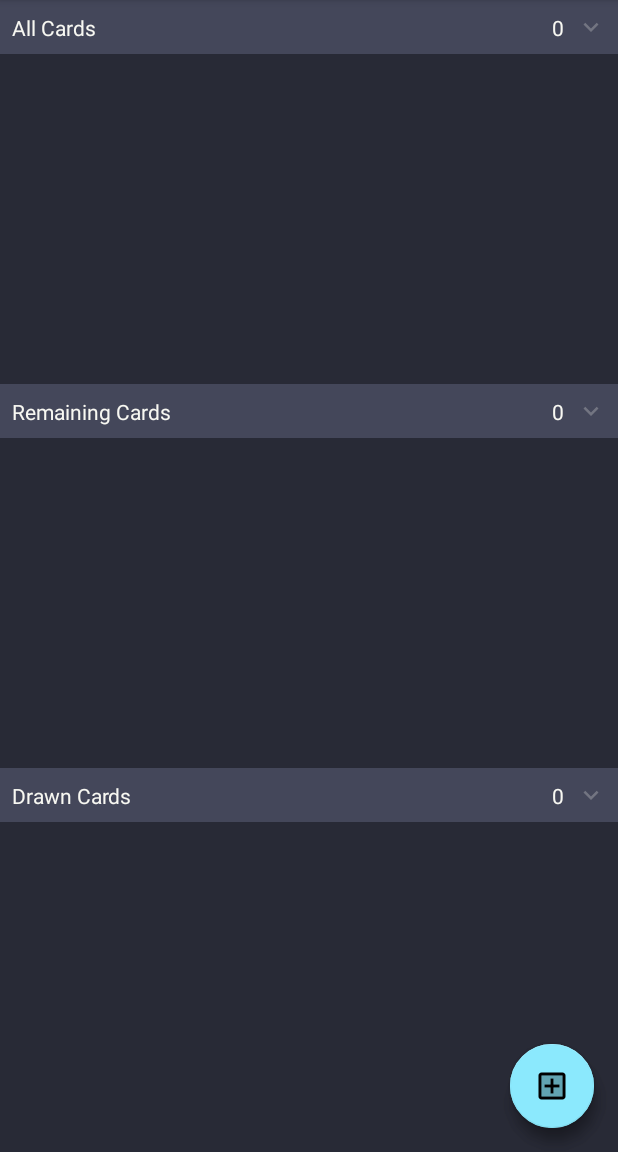
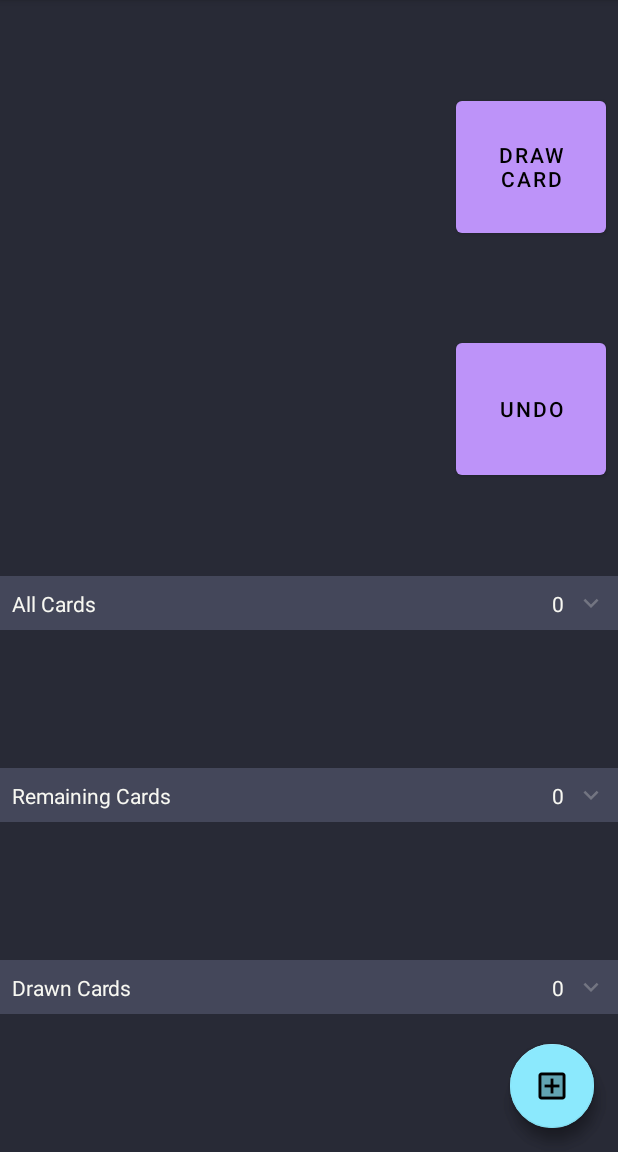
Before and after one commit to KatieBarnett/CustomDeckBuilder, an Android app: the fragment DeckFragment placed in its activity, on a phone screen of 412 x 824 dp, the part 84-1236 px from its top. Run offline under Robolectric (Android 15) with nearby library versions, the phone set to English and light mode, and no system bars; our stand-ins replace Dagger/Hilt's generated code, data binding, navigation-ui; libraries missing offline, so code that uses them is left out: me.tatarka.bindingcollectionadapter2; 21 statements that could not run were skipped.

Commit message:
Added draw and undo draw card functionality

```diff
--- a/app/src/main/java/dev/katiebarnett/decktagram/presentation/CameraDialogFragment.kt
+++ b/app/src/main/java/dev/katiebarnett/decktagram/presentation/CameraDialogFragment.kt
@@ -26,13 +26,11 @@ import androidx.databinding.DataBindingUtil
 import androidx.fragment.app.DialogFragment
 import androidx.fragment.app.viewModels
 import androidx.lifecycle.lifecycleScope
-import androidx.navigation.fragment.findNavController
 import com.google.android.material.snackbar.Snackbar
 import dagger.hilt.android.AndroidEntryPoint
 import dev.katiebarnett.decktagram.R
 import dev.katiebarnett.decktagram.databinding.CameraDialogFragmentBinding
 import kotlinx.coroutines.launch
-import java.lang.RuntimeException
 import java.util.concurrent.ExecutorService
 import java.util.concurrent.Executors
 
--- a/app/src/main/java/dev/katiebarnett/decktagram/presentation/DeckFragment.kt
+++ b/app/src/main/java/dev/katiebarnett/decktagram/presentation/DeckFragment.kt
@@ -86,6 +86,14 @@ class DeckFragment : Fragment() {
             }
         })
 
+        binding.drawCardButton.setOnClickListener {
+            viewModel.drawCard()
+        }
+
+        binding.undoButton.setOnClickListener {
+            viewModel.undoDrawCard()
+        }
+
         binding.allCards.root.setOnClickListener {
             viewModel.displayState.value = if (viewModel.displayState.value != DeckViewModel.DeckDisplayState.ALL_CARDS) {
                 DeckViewModel.DeckDisplayState.ALL_CARDS
--- a/app/src/main/java/dev/katiebarnett/decktagram/presentation/DeckViewModel.kt
+++ b/app/src/main/java/dev/katiebarnett/decktagram/presentation/DeckViewModel.kt
@@ -1,12 +1,10 @@
 package dev.katiebarnett.decktagram.presentation
 
 import androidx.lifecycle.*
-import com.google.firebase.crashlytics.FirebaseCrashlytics
 import dagger.hilt.android.lifecycle.HiltViewModel
 import dev.katiebarnett.decktagram.data.repositories.GameRepository
 import dev.katiebarnett.decktagram.models.Card
 import dev.katiebarnett.decktagram.models.Deck
-import dev.katiebarnett.decktagram.util.CrashlyticsConstants.KEY_DECK_CARD_COUNT
 import kotlinx.coroutines.Dispatchers
 import kotlinx.coroutines.ExperimentalCoroutinesApi
 import kotlinx.coroutines.Job
@@ -49,6 +47,10 @@ class DeckViewModel @Inject constructor(
 
     val drawnCards = MutableLiveData(listOf<Card>())
 
+    val lastDrawnCard = Transformations.map(drawnCards) {
+        it.lastOrNull()
+    }
+
     val remainingCards = MutableLiveData(listOf<Card>())
 
     val displayState = MutableLiveData(DeckDisplayState.NONE)
@@ -65,12 +67,36 @@ class DeckViewModel @Inject constructor(
         it == DeckDisplayState.REMAINING_CARDS
     }
 
+    val drawCardEnabled = Transformations.map(remainingCards) {
+        !it.isNullOrEmpty()
+    }
+
+    val undoDrawCardEnabled = Transformations.map(drawnCards) {
+        !it.isNullOrEmpty()
+    }
+
     init {
         launchDataLoad {
             gameRepository.getDeck(deckId).collect {
                 _deck.value = it
                 shuffleDeck()
             }
+        }
+    }
+
+    fun drawCard() {
+        remainingCards.value?.firstOrNull()?.let { card ->
+            remainingCards.postValue(remainingCards.value?.minus(card))
+            drawnCards.postValue(drawnCards.value?.plus(card))
+        }
+    }
+
+    fun undoDrawCard() {
+        drawnCards.value?.lastOrNull()?.let { card ->
+            drawnCards.postValue(drawnCards.value?.minus(card))
+            val newRemainingCards = remainingCards.value?.toMutableList() ?: mutableListOf()
+            newRemainingCards.add(0, card)
+            remainingCards.postValue(newRemainingCards)
         }
     }
 
--- a/app/src/main/res/layout/deck_fragment.xml
+++ b/app/src/main/res/layout/deck_fragment.xml
@@ -25,6 +25,60 @@
             android:layout_width="match_parent"
             android:layout_height="match_parent">
 
+            <ImageView
+                android:id="@+id/drawnCard"
+                android:layout_width="0dp"
+                android:layout_height="0dp"
+                tools:src="@mipmap/ic_launcher_foreground"
+                app:loadImage="@{viewModel.lastDrawnCard.imageUrl}"
+                android:layout_margin="@dimen/space_half"
+                app:layout_constraintTop_toTopOf="parent"
+                app:layout_constraintLeft_toLeftOf="parent"
+                app:layout_constraintRight_toLeftOf="@id/barrier"
+                app:layout_constraintBottom_toTopOf="@id/guidelineMid" />
+
+            <androidx.constraintlayout.widget.Barrier
+                android:id="@+id/barrier"
+                android:layout_width="0dp"
+                android:layout_height="0dp"
+                app:barrierDirection="start"
+                app:constraint_referenced_ids="drawCardButton,undoButton"/>
+
+            <Button
+                android:id="@+id/drawCardButton"
+                android:layout_width="@dimen/deck_draw_card_button_size"
+                android:layout_height="@dimen/deck_draw_card_button_size"
+                android:text="@string/deck_draw_card_button"
+                android:layout_marginStart="@dimen/space_half"
+                android:layout_marginEnd="@dimen/space_half"
+                android:enabled="@{viewModel.drawCardEnabled}"
+                app:layout_constraintTop_toTopOf="parent"
+                app:layout_constraintLeft_toRightOf="@id/barrier"
+                app:layout_constraintRight_toRightOf="parent"
+                app:layout_constraintBottom_toTopOf="@id/undoButton"
+                android:elevation="@dimen/elevation" />
+
+            <Button
+                android:id="@+id/undoButton"
+                android:layout_width="@dimen/deck_undo_button_size"
+                android:layout_height="@dimen/deck_undo_button_size"
+                android:text="@string/deck_undo_button"
+                android:layout_marginStart="@dimen/space_half"
+                android:layout_marginEnd="@dimen/space_half"
+                android:enabled="@{viewModel.undoDrawCardEnabled}"
+                app:layout_constraintTop_toBottomOf="@id/drawCardButton"
+                app:layout_constraintLeft_toRightOf="@id/barrier"
+                app:layout_constraintRight_toRightOf="parent"
+                app:layout_constraintBottom_toTopOf="@id/guidelineMid"
+                android:elevation="@dimen/elevation" />
+
+            <androidx.constraintlayout.widget.Guideline
+                android:id="@+id/guidelineMid"
+                android:layout_width="wrap_content"
+                android:layout_height="wrap_content"
+                android:orientation="horizontal"
+                app:layout_constraintGuide_percent="0.5"/>
+
             <include
                 android:id="@+id/allCards"
                 android:layout_width="0dp"
@@ -33,7 +87,7 @@
                 app:groupName="@{@string/deck_group_all}"
                 app:cardCount="@{viewModel.cards.size}"
                 app:expanded="@{viewModel.displayAllCards}"
-                app:layout_constraintTop_toTopOf="parent"
+                app:layout_constraintTop_toBottomOf="@id/guidelineMid"
                 app:layout_constraintStart_toStartOf="parent"
                 app:layout_constraintEnd_toEndOf="parent"
                 app:layout_constraintBottom_toTopOf="@id/allCardsList"
--- a/app/src/main/res/values/dimens.xml
+++ b/app/src/main/res/values/dimens.xml
@@ -10,6 +10,9 @@
     <dimen name="camera_button_size">100dp</dimen>
     <dimen name="camera_last_captured_size">100dp</dimen>
 
+    <dimen name="deck_draw_card_button_size">100dp</dimen>
+    <dimen name="deck_undo_button_size">100dp</dimen>
+
 
     <dimen name="expand_collapse_width">20dp</dimen>
 
--- a/app/src/main/res/values/strings.xml
+++ b/app/src/main/res/values/strings.xml
@@ -39,6 +39,9 @@
     <string name="deck_group_drawn">Drawn Cards</string>
     <string name="deck_group_remaining">Remaining Cards</string>
 
+    <string name="deck_draw_card_button">Draw Card</string>
+    <string name="deck_undo_button">Undo</string>
+
     <!-- Camera Dialog -->
     <string name="camera_capture_button">Take Photo</string>
     <string name="camera_done_button">Done</string>
```
Also changed, not shown: app/src/main/java/dev/katiebarnett/decktagram/presentation/util/ViewBindingHelpers.kt (+13 -3 lines), app/src/main/res/layout/camera_dialog_fragment.xml (+16 -16 lines).
